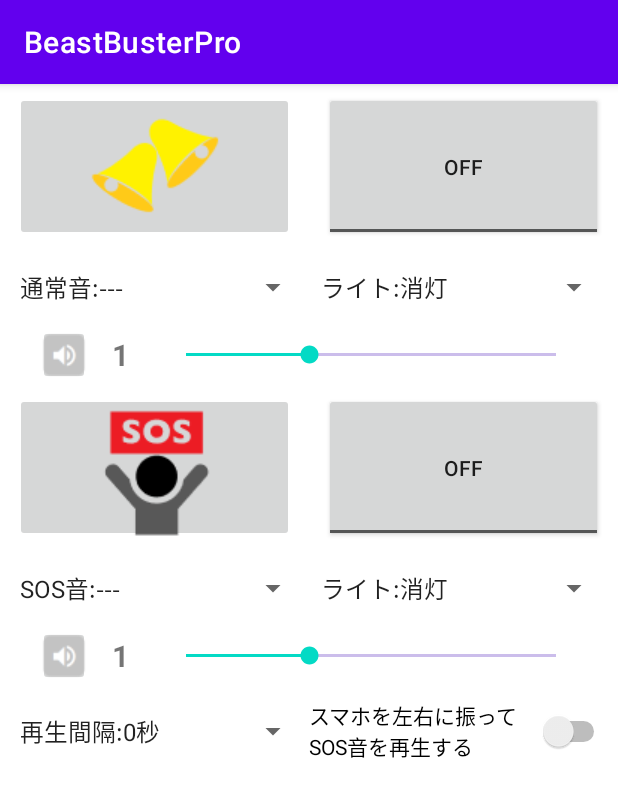
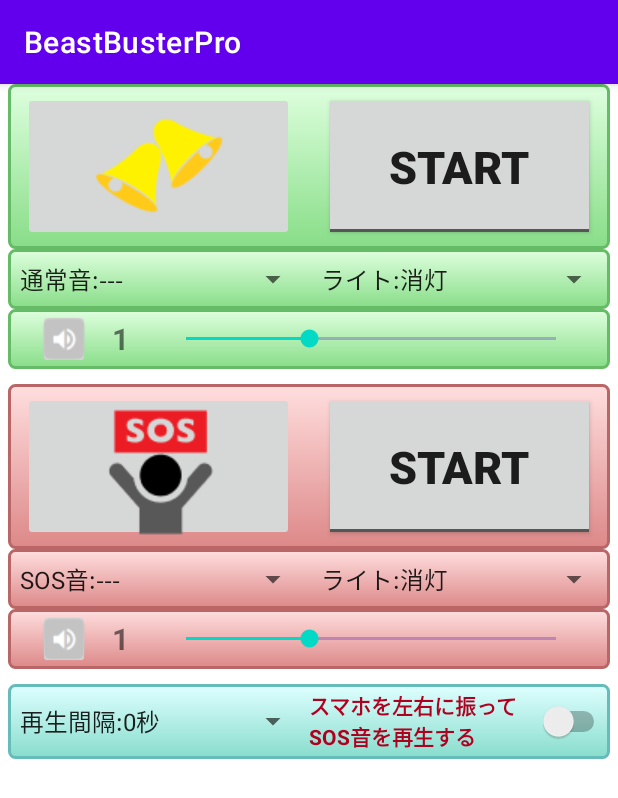
Before and after one commit to tfs-apps-one/BeastBusterPro, an Android app: the screen it shows after launch (MainActivity), on a phone screen of 412 x 824 dp. Shown: the top 798 px of the screen. Run offline under Robolectric (Android 15) with nearby library versions, the phone set to English and light mode, and no system bars; 3 statements that could not run were skipped.

Commit message:
背景色の設定

```diff
--- a/app/src/main/java/tfsapps/beastbusterpro/MainActivity.java
+++ b/app/src/main/java/tfsapps/beastbusterpro/MainActivity.java
@@ -26,9 +26,13 @@ public class MainActivity extends AppCompatActivity {
         setContentView(R.layout.activity_main);
     }
 
+
+
     @Override
     public void onStart() {
         super.onStart();
+        //DBのロード
+        AppDBInitRoad();
     }
     @Override
     public void onResume() {
--- /dev/null
+++ b/app/src/main/res/drawable/btn_grad1.xml
@@ -0,0 +1,18 @@
+<?xml version="1.0" encoding="utf-8"?>
+<shape xmlns:android="http://schemas.android.com/apk/res/android"
+    android:shape="rectangle">
+    <corners android:radius="4dp"/>
+    <stroke
+        android:color="#ff66bb66"
+        android:width="2dp"/>
+    <gradient
+        android:startColor="#ff88dd88"
+        android:endColor="#ffdeffde"
+        android:angle="90" />
+
+<!--    <gradient
+        android:angle="270"
+        android:startColor="#ffccffcc"
+        android:endColor="#ffccfacc"/>
+        -->
+</shape>
--- /dev/null
+++ b/app/src/main/res/drawable/btn_grad2.xml
@@ -0,0 +1,12 @@
+<?xml version="1.0" encoding="utf-8"?>
+<shape xmlns:android="http://schemas.android.com/apk/res/android"
+    android:shape="rectangle">
+    <corners android:radius="4dp"/>
+    <stroke
+        android:color="#ffbb6666"
+        android:width="2dp"/>
+    <gradient
+        android:startColor="#ffdd8888"
+        android:endColor="#ffffdede"
+        android:angle="90" />
+</shape>
--- /dev/null
+++ b/app/src/main/res/drawable/btn_round.xml
@@ -0,0 +1,12 @@
+<?xml version="1.0" encoding="utf-8"?>
+<shape xmlns:android="http://schemas.android.com/apk/res/android"
+       android:shape="rectangle">
+    <corners android:radius="4dp"/>
+    <stroke
+        android:color="#ff66bbbb"
+        android:width="2dp"/>
+    <gradient
+        android:startColor="#ff88ddcc"
+        android:endColor="#ffdeffff"
+        android:angle="90" />
+</shape>
--- a/app/src/main/res/layout/activity_main.xml
+++ b/app/src/main/res/layout/activity_main.xml
@@ -11,14 +11,16 @@
     通常音　の設定
     ******************************************************************
 -->
-
     <LinearLayout
         android:id="@+id/linearLayout11"
         android:layout_width="match_parent"
         android:layout_height="110dp"
+        android:layout_marginStart="5dp"
+        android:layout_marginEnd="5dp"
         android:layout_alignParentStart="true"
         android:orientation="horizontal"
         android:backgroundTint="@null"
+        android:background="@drawable/btn_grad1"
         app:layout_constraintEnd_toEndOf="parent"
         app:layout_constraintStart_toStartOf="parent"
         app:layout_constraintTop_toTopOf="parent">
@@ -31,6 +33,7 @@
             android:layout_marginEnd="10dp"
             android:layout_marginStart="10dp"
             android:layout_marginTop="5dp"
+            android:backgroundTint="@null"
             android:layout_weight="1"
             android:src="@drawable/bell1" />
 
@@ -42,9 +45,12 @@
             android:layout_marginEnd="10dp"
             android:layout_marginStart="10dp"
             android:layout_marginTop="5dp"
+            android:backgroundTint="@null"
             android:layout_weight="1"
-            android:textOff="OFF"
-            android:textOn="ON" />
+            android:textSize="30dp"
+            android:textStyle="bold"
+            android:textOff="START"
+            android:textOn="STOP" />
 
     </LinearLayout>
 
@@ -54,10 +60,10 @@
         android:layout_height="40dp"
         android:layout_alignParentStart="true"
         android:layout_below="@+id/linearLayout11"
-        android:layout_marginBottom="5dp"
         android:layout_marginStart="5dp"
         android:layout_marginEnd="5dp"
-        android:layout_marginTop="5dp"
+        android:backgroundTint="@null"
+        android:background="@drawable/btn_grad1"
         android:orientation="horizontal"
         app:layout_constraintTop_toBottomOf="@+id/linearLayout11">
 
@@ -82,11 +88,11 @@
     <LinearLayout
         android:id="@+id/linearLayout13"
         android:layout_width="match_parent"
-        android:layout_marginBottom="5dp"
         android:layout_marginStart="5dp"
         android:layout_marginEnd="5dp"
-        android:layout_marginTop="5dp"
         android:layout_height="40dp"
+        android:backgroundTint="@null"
+        android:background="@drawable/btn_grad1"
         android:layout_alignParentStart="true"
         app:layout_constraintTop_toBottomOf="@+id/linearLayout12"
         android:orientation="horizontal">
@@ -131,19 +137,23 @@
 
     </LinearLayout>
 
-<!--
-    ******************************************************************
-    緊急音　の設定
-    ******************************************************************
--->
+    <!--
+        ******************************************************************
+        緊急音　の設定
+        ******************************************************************
+    -->
 
     <LinearLayout
         android:id="@+id/linearLayout21"
         android:layout_width="match_parent"
         android:layout_height="110dp"
+        android:layout_marginTop="10dp"
+        android:layout_marginStart="5dp"
+        android:layout_marginEnd="5dp"
         android:layout_alignParentStart="true"
         android:orientation="horizontal"
         android:backgroundTint="@null"
+        android:background="@drawable/btn_grad2"
         app:layout_constraintTop_toBottomOf="@+id/linearLayout13"
         >
 
@@ -167,8 +177,10 @@
             android:layout_marginStart="10dp"
             android:layout_marginTop="5dp"
             android:layout_weight="1"
-            android:textOff="OFF"
-            android:textOn="ON" />
+            android:textSize="30dp"
+            android:textStyle="bold"
+            android:textOff="START"
+            android:textOn="STOP" />
 
     </LinearLayout>
 
@@ -178,10 +190,10 @@
         android:layout_height="40dp"
         android:layout_alignParentStart="true"
         android:layout_below="@+id/linearLayout21"
-        android:layout_marginBottom="5dp"
         android:layout_marginStart="5dp"
         android:layout_marginEnd="5dp"
-        android:layout_marginTop="5dp"
+        android:backgroundTint="@null"
+        android:background="@drawable/btn_grad2"
         android:orientation="horizontal"
         app:layout_constraintTop_toBottomOf="@+id/linearLayout21">
 
@@ -206,11 +218,11 @@
     <LinearLayout
         android:id="@+id/linearLayout23"
         android:layout_width="match_parent"
-        android:layout_marginBottom="5dp"
         android:layout_marginStart="5dp"
         android:layout_marginEnd="5dp"
-        android:layout_marginTop="5dp"
         android:layout_height="40dp"
+        android:backgroundTint="@null"
+        android:background="@drawable/btn_grad2"
         android:layout_alignParentStart="true"
         app:layout_constraintTop_toBottomOf="@+id/linearLayout22"
         android:orientation="horizontal">
@@ -259,10 +271,11 @@
         android:layout_width="match_parent"
         android:layout_height="50dp"
         android:layout_alignParentStart="true"
-        android:layout_marginBottom="5dp"
         android:layout_marginStart="5dp"
         android:layout_marginEnd="5dp"
-        android:layout_marginTop="5dp"
+        android:layout_marginTop="10dp"
+        android:backgroundTint="@null"
+        android:background="@drawable/btn_round"
         android:orientation="horizontal"
         app:layout_constraintTop_toBottomOf="@+id/linearLayout23">
 
@@ -279,6 +292,8 @@
             android:layout_width="0dp"
             android:layout_height="match_parent"
             android:layout_weight="3"
+            android:textColor="@color/design_default_color_error"
+            android:textStyle="bold"
             android:text="@string/sw_shake" />
 
     </LinearLayout>
```
